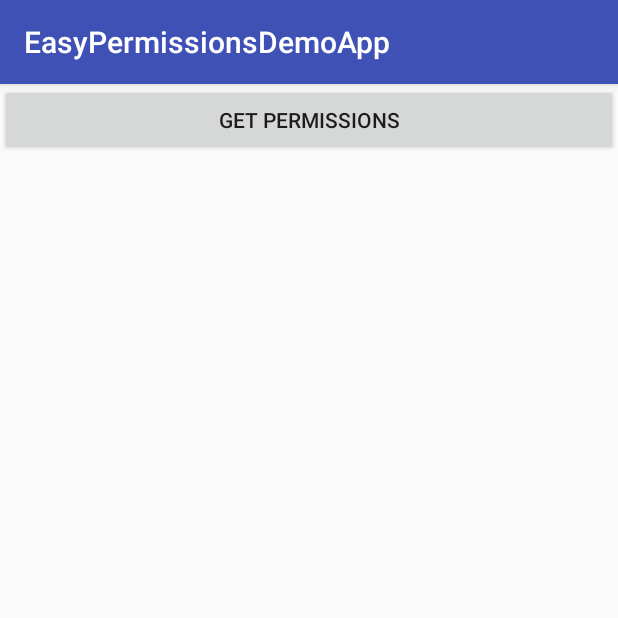
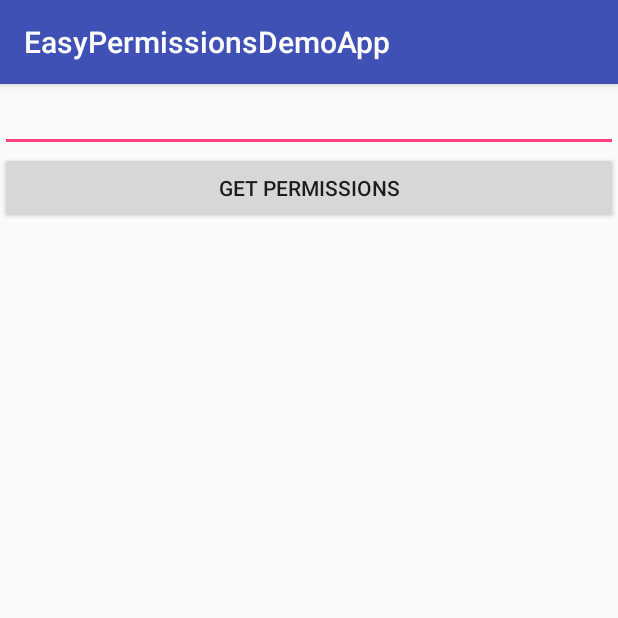
Before and after one commit to mesadhan/FayazPermissions, an Android app: the screen it shows after launch (MainActivity), on a phone screen of 412 x 824 dp, the top half of it. Run offline under Robolectric (Android 15) with nearby library versions, the phone set to English and light mode, and no system bars.

Commit message:
small bug fixes

```diff
--- a/app/src/main/AndroidManifest.xml
+++ b/app/src/main/AndroidManifest.xml
@@ -5,6 +5,7 @@
     <uses-permission android:name="android.permission.READ_CONTACTS" />
     <uses-permission android:name="android.permission.READ_EXTERNAL_STORAGE" />
     <uses-permission android:name="android.permission.WRITE_EXTERNAL_STORAGE" />
+    <uses-permission android:name="android.permission.READ_PHONE_STATE" />
 
     <application
         android:allowBackup="true"
--- a/app/src/main/res/layout/activity_main.xml
+++ b/app/src/main/res/layout/activity_main.xml
@@ -1,9 +1,14 @@
 <?xml version="1.0" encoding="utf-8"?>
-<RelativeLayout xmlns:android="http://schemas.android.com/apk/res/android"
+<LinearLayout xmlns:android="http://schemas.android.com/apk/res/android"
     xmlns:tools="http://schemas.android.com/tools"
+    android:orientation="vertical"
     android:layout_width="match_parent"
     android:layout_height="match_parent"
     tools:context="p32929.easypermissionsdemoapp.MainActivity">
+
+    <EditText
+        android:layout_width="match_parent"
+        android:layout_height="wrap_content" />
 
     <Button
         android:layout_width="match_parent"
@@ -11,4 +16,4 @@
         android:onClick="getPermissions"
         android:layout_height="wrap_content" />
 
-</RelativeLayout>
+</LinearLayout>
--- a/easypermissionlibrary/src/main/java/p32929/easypermissionlibrary/bitpermission/PermissionActivity.java
+++ b/easypermissionlibrary/src/main/java/p32929/easypermissionlibrary/bitpermission/PermissionActivity.java
@@ -75,6 +75,8 @@ public class PermissionActivity extends AppCompatActivity {
         if (permissionList.size() > 0) {
             ActivityCompat.requestPermissions(this, permissionList.toArray(new String[permissionList.size()]), PERMISSIONS_REQUEST_CODE);
         } else {
+            finish();
+            overridePendingTransition(0, 0);
             permissionListener.onPermissionGranted();
         }
 
@@ -86,8 +88,9 @@ public class PermissionActivity extends AppCompatActivity {
         switch (requestCode) {
             case PERMISSIONS_REQUEST_CODE: {
                 ArrayList<String> deniedPermissions = getDeniedPermissions(this, permissions);
+                finish();
+                overridePendingTransition(0, 0);
                 permissionResult(deniedPermissions);
-
             }
 
         }
@@ -109,10 +112,6 @@ public class PermissionActivity extends AppCompatActivity {
         return ContextCompat.checkSelfPermission(context, permission) != PackageManager.PERMISSION_GRANTED;
     }
 
-    private static boolean isGranted(Context context, @NonNull String permission) {
-        return ContextCompat.checkSelfPermission(context, permission) == PackageManager.PERMISSION_GRANTED;
-    }
-
     private static ArrayList<String> getDeniedPermissions(Context context, @NonNull String... permissions) {
         ArrayList<String> deniedPermissions = new ArrayList<>();
         for (String permission : permissions) {
```
Also changed, not shown: app/src/main/java/p32929/easypermissionsdemoapp/MainActivity.java (+17 -24 lines), 1 other file.
